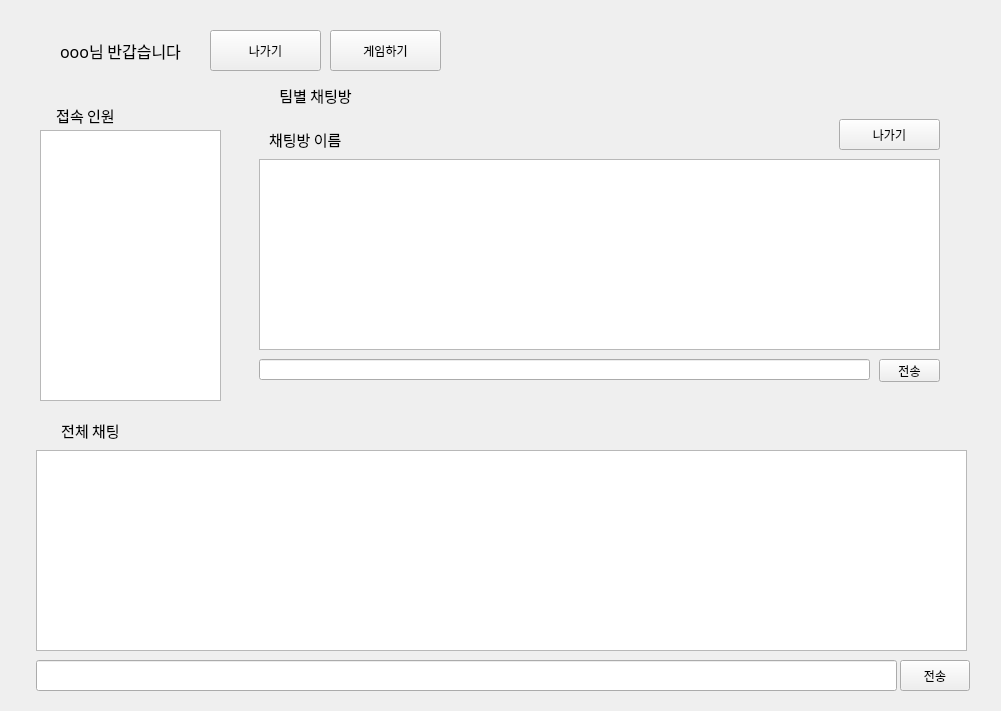
First picture: the form in ui/chat.ui, repository dustn011/networkProject, before the edit.
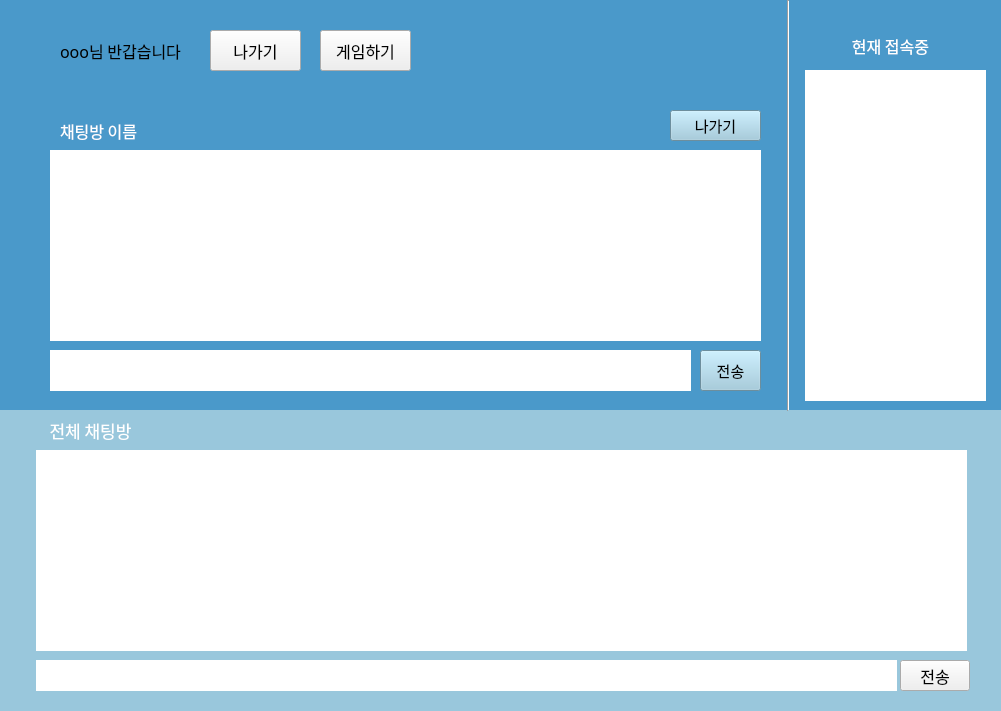
Second picture: the form after the edit. The open tabs and pages were chosen to show the change. Icons and pictures are not drawn.

Commit message: ui 꾸미기

The edit to the form file:
```diff
--- a/ui/chat.ui
+++ b/ui/chat.ui
@@ -23,21 +23,22 @@
     </rect>
    </property>
    <property name="currentIndex">
-    <number>1</number>
+    <number>0</number>
    </property>
    <widget class="QWidget" name="insertNamePage">
     <widget class="QPushButton" name="btn_joinChat">
      <property name="geometry">
       <rect>
-       <x>460</x>
-       <y>350</y>
+       <x>790</x>
+       <y>420</y>
        <width>81</width>
        <height>31</height>
       </rect>
      </property>
      <property name="font">
       <font>
-       <family>맑은 고딕</family>
+       <family>경기천년바탕 Bold</family>
+       <pointsize>11</pointsize>
       </font>
      </property>
      <property name="text">
@@ -47,35 +48,88 @@
     <widget class="QLineEdit" name="led_insertName">
      <property name="geometry">
       <rect>
-       <x>370</x>
-       <y>300</y>
-       <width>261</width>
+       <x>700</x>
+       <y>380</y>
+       <width>171</width>
        <height>31</height>
       </rect>
      </property>
+     <property name="styleSheet">
+      <string notr="true">border-style: solid;
+</string>
+     </property>
     </widget>
     <widget class="QLabel" name="label">
      <property name="geometry">
       <rect>
-       <x>420</x>
-       <y>250</y>
-       <width>161</width>
+       <x>690</x>
+       <y>330</y>
+       <width>191</width>
        <height>41</height>
       </rect>
      </property>
      <property name="font">
       <font>
-       <family>맑은 고딕</family>
-       <pointsize>11</pointsize>
+       <family>경기천년바탕 Regular</family>
+       <pointsize>15</pointsize>
       </font>
      </property>
      <property name="text">
-      <string>이름을 입력해주세요</string>
+      <string>닉네임을 입력하세요</string>
      </property>
      <property name="alignment">
       <set>Qt::AlignCenter</set>
      </property>
     </widget>
+    <widget class="QLabel" name="label_7">
+     <property name="geometry">
+      <rect>
+       <x>-150</x>
+       <y>-130</y>
+       <width>1161</width>
+       <height>1071</height>
+      </rect>
+     </property>
+     <property name="styleSheet">
+      <string notr="true">background-color:rgb(255,255,255);
+</string>
+     </property>
+     <property name="text">
+      <string/>
+     </property>
+     <property name="pixmap">
+      <pixmap>../../../Desktop/배경.jpg</pixmap>
+     </property>
+    </widget>
+    <widget class="QLabel" name="label_8">
+     <property name="geometry">
+      <rect>
+       <x>-20</x>
+       <y>50</y>
+       <width>1021</width>
+       <height>111</height>
+      </rect>
+     </property>
+     <property name="font">
+      <font>
+       <family>경기천년바탕 Bold</family>
+       <pointsize>51</pointsize>
+      </font>
+     </property>
+     <property name="styleSheet">
+      <string notr="true">background-color:rgb(74,153,202);
+color:white;
+</string>
+     </property>
+     <property name="text">
+      <string>                       심심하면 보수해봐 </string>
+     </property>
+    </widget>
+    <zorder>label_7</zorder>
+    <zorder>btn_joinChat</zorder>
+    <zorder>led_insertName</zorder>
+    <zorder>label</zorder>
+    <zorder>label_8</zorder>
    </widget>
    <widget class="QWidget" name="chattingPage">
     <widget class="QLineEdit" name="led_sendMessage">
@@ -87,6 +141,10 @@
        <height>31</height>
       </rect>
      </property>
+     <property name="styleSheet">
+      <string notr="true">border-style: solid;
+</string>
+     </property>
     </widget>
     <widget class="QPushButton" name="btn_sendMessage">
      <property name="geometry">
@@ -97,6 +155,12 @@
        <height>31</height>
       </rect>
      </property>
+     <property name="font">
+      <font>
+       <family>경기천년바탕 Bold</family>
+       <pointsize>12</pointsize>
+      </font>
+     </property>
      <property name="text">
       <string>전송</string>
      </property>
@@ -112,7 +176,7 @@
      </property>
      <property name="font">
       <font>
-       <family>맑은 고딕</family>
+       <family>경기천년바탕 Bold</family>
        <pointsize>12</pointsize>
       </font>
      </property>
@@ -128,10 +192,19 @@
       <rect>
        <x>210</x>
        <y>30</y>
-       <width>111</width>
+       <width>91</width>
        <height>41</height>
       </rect>
      </property>
+     <property name="font">
+      <font>
+       <family>경기천년바탕 Bold</family>
+       <pointsize>12</pointsize>
+      </font>
+     </property>
+     <property name="styleSheet">
+      <string notr="true"/>
+     </property>
      <property name="text">
       <string>나가기</string>
      </property>
@@ -139,12 +212,21 @@
     <widget class="QPushButton" name="pushButton">
      <property name="geometry">
       <rect>
-       <x>330</x>
+       <x>320</x>
        <y>30</y>
-       <width>111</width>
+       <width>91</width>
        <height>41</height>
       </rect>
      </property>
+     <property name="font">
+      <font>
+       <family>경기천년바탕 Bold</family>
+       <pointsize>12</pointsize>
+      </font>
+     </property>
+     <property name="styleSheet">
+      <string notr="true"/>
+     </property>
      <property name="text">
       <string>게임하기</string>
      </property>
@@ -158,6 +240,10 @@
        <height>201</height>
       </rect>
      </property>
+     <property name="styleSheet">
+      <string notr="true">border-style: solid;
+</string>
+     </property>
     </widget>
     <widget class="QLabel" name="label_2">
      <property name="geometry">
@@ -170,12 +256,16 @@
      </property>
      <property name="font">
       <font>
-       <family>맑은 고딕</family>
-       <pointsize>11</pointsize>
+       <family>경기천년바탕 Bold</family>
+       <pointsize>13</pointsize>
       </font>
      </property>
+     <property name="styleSheet">
+      <string notr="true">color:white;
+</string>
+     </property>
      <property name="text">
-      <string>전체 채팅</string>
+      <string>전체 채팅방</string>
      </property>
      <property name="alignment">
       <set>Qt::AlignCenter</set>
@@ -184,12 +274,16 @@
     <widget class="QListWidget" name="listwdg_connectionPeople">
      <property name="geometry">
       <rect>
-       <x>40</x>
-       <y>130</y>
+       <x>805</x>
+       <y>70</y>
        <width>181</width>
-       <height>271</height>
+       <height>331</height>
       </rect>
      </property>
+     <property name="styleSheet">
+      <string notr="true">border-style: solid;
+</string>
+     </property>
      <property name="editTriggers">
       <set>QAbstractItemView::NoEditTriggers</set>
      </property>
@@ -206,12 +300,21 @@
     <widget class="QStackedWidget" name="stcwdg_teamchatting">
      <property name="geometry">
       <rect>
-       <x>249</x>
-       <y>109</y>
-       <width>711</width>
-       <height>291</height>
+       <x>40</x>
+       <y>100</y>
+       <width>731</width>
+       <height>301</height>
       </rect>
      </property>
+     <property name="font">
+      <font>
+       <family>경기천년바탕 Regular</family>
+       <pointsize>11</pointsize>
+      </font>
+     </property>
+     <property name="styleSheet">
+      <string notr="true"/>
+     </property>
      <property name="currentIndex">
       <number>0</number>
      </property>
@@ -219,9 +322,9 @@
       <widget class="QListWidget" name="listwdg_teamChat">
        <property name="geometry">
         <rect>
-         <x>10</x>
+         <x>5</x>
          <y>40</y>
-         <width>691</width>
+         <width>721</width>
          <height>251</height>
         </rect>
        </property>
@@ -230,11 +333,21 @@
        <property name="geometry">
         <rect>
          <x>10</x>
-         <y>10</y>
+         <y>6</y>
          <width>51</width>
          <height>21</height>
         </rect>
        </property>
+       <property name="font">
+        <font>
+         <family>경기천년바탕 Regular</family>
+         <pointsize>12</pointsize>
+        </font>
+       </property>
+       <property name="styleSheet">
+        <string notr="true">color:white;
+</string>
+       </property>
        <property name="text">
         <string>방이름</string>
        </property>
@@ -246,9 +359,9 @@
        <property name="geometry">
         <rect>
          <x>70</x>
-         <y>10</y>
+         <y>2</y>
          <width>113</width>
-         <height>20</height>
+         <height>31</height>
         </rect>
        </property>
       </widget>
@@ -256,11 +369,21 @@
        <property name="geometry">
         <rect>
          <x>190</x>
-         <y>10</y>
+         <y>1</y>
          <width>75</width>
-         <height>23</height>
+         <height>31</height>
         </rect>
        </property>
+       <property name="font">
+        <font>
+         <family>경기천년바탕 Bold</family>
+         <pointsize>12</pointsize>
+        </font>
+       </property>
+       <property name="styleSheet">
+        <string notr="true">
+</string>
+       </property>
        <property name="text">
         <string>생성하기</string>
        </property>
@@ -272,30 +395,47 @@
         <rect>
          <x>10</x>
          <y>50</y>
-         <width>681</width>
+         <width>711</width>
          <height>191</height>
         </rect>
        </property>
+       <property name="styleSheet">
+        <string notr="true">border-style: solid;
+</string>
+       </property>
       </widget>
       <widget class="QLineEdit" name="led_teamChatSendMessage">
        <property name="geometry">
         <rect>
          <x>10</x>
          <y>250</y>
-         <width>611</width>
-         <height>21</height>
+         <width>641</width>
+         <height>41</height>
         </rect>
        </property>
+       <property name="styleSheet">
+        <string notr="true">border-style: solid;
+</string>
+       </property>
       </widget>
       <widget class="QPushButton" name="btn_teamChatSendMessage">
        <property name="geometry">
         <rect>
-         <x>630</x>
+         <x>660</x>
          <y>250</y>
          <width>61</width>
-         <height>23</height>
+         <height>41</height>
         </rect>
        </property>
+       <property name="font">
+        <font>
+         <family>경기천년바탕 Regular</family>
+         <pointsize>11</pointsize>
+        </font>
+       </property>
+       <property name="styleSheet">
+        <string notr="true">background-color:rgb(153,199,220);</string>
+       </property>
        <property name="text">
         <string>전송</string>
        </property>
@@ -305,16 +445,20 @@
         <rect>
          <x>20</x>
          <y>20</y>
-         <width>311</width>
+         <width>121</width>
          <height>21</height>
         </rect>
        </property>
        <property name="font">
         <font>
-         <family>맑은 고딕</family>
-         <pointsize>11</pointsize>
+         <family>경기천년바탕 Regular</family>
+         <pointsize>12</pointsize>
         </font>
        </property>
+       <property name="styleSheet">
+        <string notr="true">color:white;
+</string>
+       </property>
        <property name="text">
         <string>채팅방 이름</string>
        </property>
@@ -325,12 +469,21 @@
       <widget class="QPushButton" name="btn_leaveTeamChat">
        <property name="geometry">
         <rect>
-         <x>590</x>
+         <x>630</x>
          <y>10</y>
-         <width>101</width>
+         <width>91</width>
          <height>31</height>
         </rect>
        </property>
+       <property name="font">
+        <font>
+         <family>경기천년바탕 Regular</family>
+         <pointsize>11</pointsize>
+        </font>
+       </property>
+       <property name="styleSheet">
+        <string notr="true">background-color:rgb(153,199,220);</string>
+       </property>
        <property name="text">
         <string>나가기</string>
        </property>
@@ -340,47 +493,90 @@
     <widget class="QLabel" name="label_4">
      <property name="geometry">
       <rect>
-       <x>40</x>
-       <y>100</y>
-       <width>91</width>
+       <x>840</x>
+       <y>30</y>
+       <width>101</width>
        <height>31</height>
       </rect>
      </property>
      <property name="font">
       <font>
-       <family>맑은 고딕</family>
-       <pointsize>11</pointsize>
+       <family>경기천년제목B Bold</family>
+       <pointsize>12</pointsize>
       </font>
      </property>
+     <property name="styleSheet">
+      <string notr="true">color:white;
+</string>
+     </property>
      <property name="text">
-      <string>접속 인원</string>
+      <string>현재 접속중</string>
      </property>
      <property name="alignment">
       <set>Qt::AlignCenter</set>
      </property>
     </widget>
+    <widget class="QLabel" name="label_9">
+     <property name="geometry">
+      <rect>
+       <x>0</x>
+       <y>410</y>
+       <width>1031</width>
+       <height>341</height>
+      </rect>
+     </property>
+     <property name="styleSheet">
+      <string notr="true">background-color:rgb(153,199,220);
+color:white;
+</string>
+     </property>
+     <property name="text">
+      <string/>
+     </property>
+    </widget>
     <widget class="QLabel" name="label_5">
      <property name="geometry">
       <rect>
-       <x>260</x>
-       <y>80</y>
-       <width>111</width>
-       <height>31</height>
+       <x>0</x>
+       <y>-10</y>
+       <width>1011</width>
+       <height>421</height>
       </rect>
      </property>
-     <property name="font">
-      <font>
-       <family>맑은 고딕</family>
-       <pointsize>11</pointsize>
-      </font>
+     <property name="styleSheet">
+      <string notr="true">background-color:rgb(74,153,202);
+</string>
      </property>
      <property name="text">
-      <string>팀별 채팅방</string>
+      <string/>
      </property>
-     <property name="alignment">
-      <set>Qt::AlignCenter</set>
+    </widget>
+    <widget class="Line" name="line">
+     <property name="geometry">
+      <rect>
+       <x>780</x>
+       <y>0</y>
+       <width>16</width>
+       <height>411</height>
+      </rect>
      </property>
+     <property name="orientation">
+      <enum>Qt::Vertical</enum>
+     </property>
     </widget>
+    <zorder>label_5</zorder>
+    <zorder>label_9</zorder>
+    <zorder>led_sendMessage</zorder>
+    <zorder>btn_sendMessage</zorder>
+    <zorder>lbl_wellcome</zorder>
+    <zorder>btn_leaveChat</zorder>
+    <zorder>pushButton</zorder>
+    <zorder>listwdg_chattingBox</zorder>
+    <zorder>label_2</zorder>
+    <zorder>listwdg_connectionPeople</zorder>
+    <zorder>stcwdg_teamchatting</zorder>
+    <zorder>label_4</zorder>
+    <zorder>line</zorder>
    </widget>
    <widget class="QWidget" name="gamePage">
     <widget class="QLabel" name="label_3">
```
